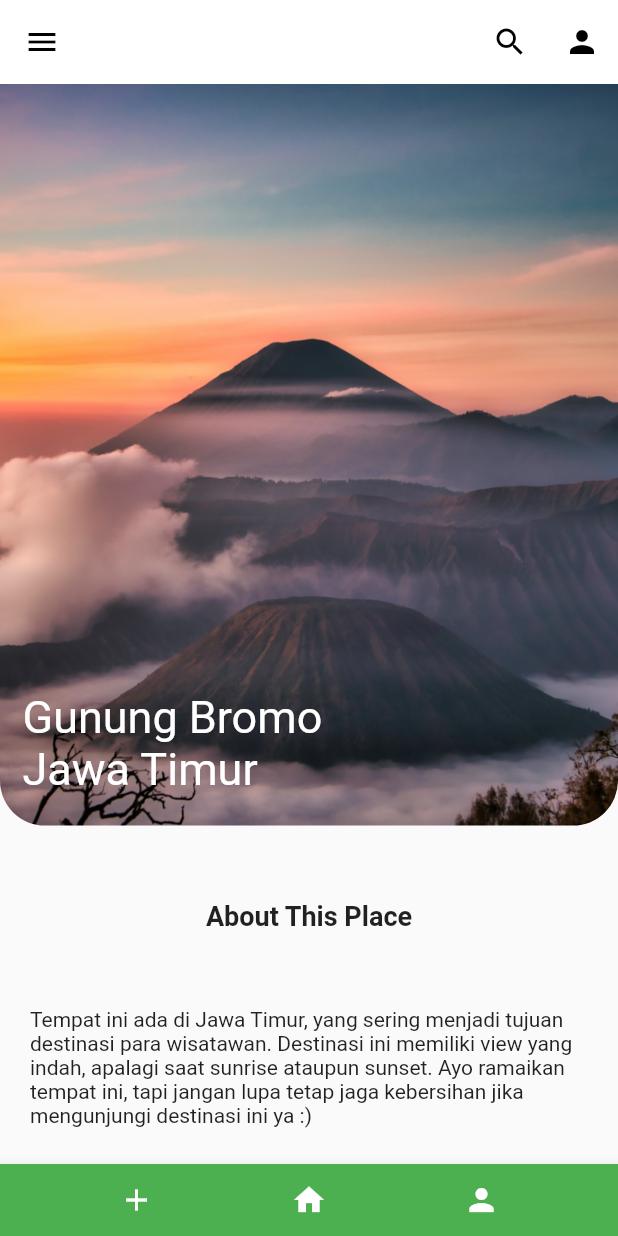
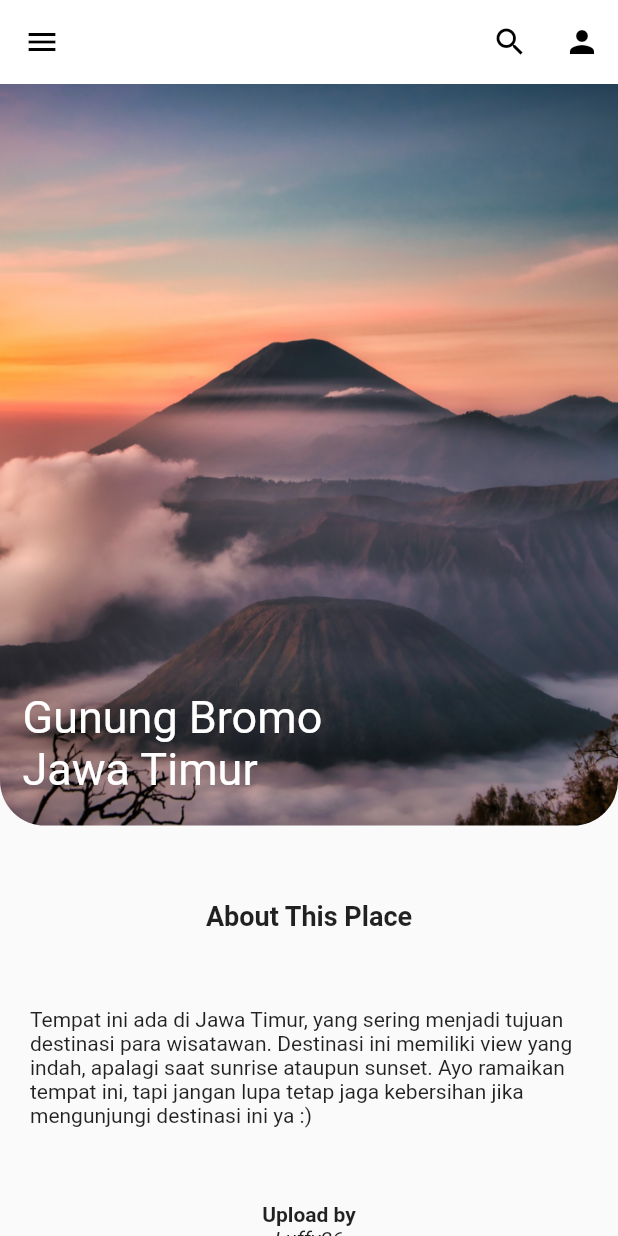
Before and after one commit to syaifqr/Aplikasi_Tempat_Wisata, a Flutter app: the DetailPlace screen opened by its route, on a phone screen of 412 x 824 dp. Run offline on Flutter 3.47's test engine with Material 2 defaults, Android fonts, the phone set to English and light mode, and no system bars; Roboto replaces fonts that are missing (Quantico).

Commit message:
Update detail_place.dart

```diff
--- a/project_uas_flutter/lib/screens/detail_place.dart
+++ b/project_uas_flutter/lib/screens/detail_place.dart
@@ -12,26 +12,6 @@ class _DetailPlaceState extends State<DetailPlace> {
   Widget build(BuildContext context) {
     return SafeArea(
       child: Scaffold(
-        bottomNavigationBar: BottomAppBar(
-          color: Colors.green,
-          child: Row(
-            mainAxisAlignment: MainAxisAlignment.spaceEvenly,
-            children: [
-              IconButton(
-                onPressed: () {},
-                icon: Icon(Icons.add, color: Colors.white)
-              ),
-              IconButton(
-                onPressed: () {},
-                icon: Icon(Icons.home, color: Colors.white)
-              ),
-              IconButton(
-                onPressed: () {Navigator.of(context).pushNamed('/profil');},
-                icon: Icon(Icons.person, color: Colors.white)
-              ),
-            ],
-          ),
-        ),
         appBar: AppBar(
           elevation: 0,
           backgroundColor: Colors.white,
```
